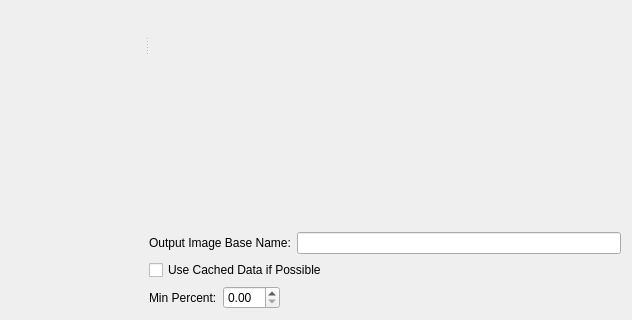
Qt form git_stats_plate_gen/gui/ui/main_dialog.ui (DiPaolo/git-stats-plate-gen) before a commit; both pictures show x 344 to 976 and y 231 to 551 of the 976 by 551 pixel window.
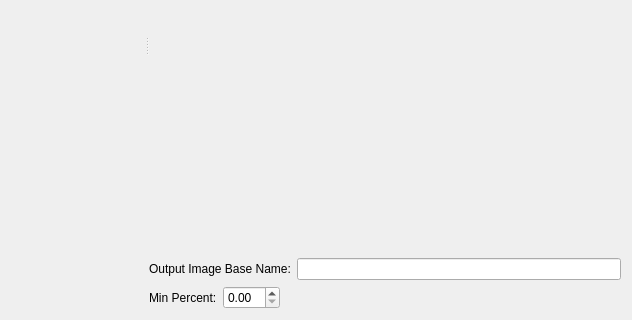
The same form after that commit. Custom widgets are drawn as their Qt base class.

Commit message: use cache in GUI + print time when stats was generated

Diff of the .ui file:
```diff
--- a/git_stats_plate_gen/gui/ui/main_dialog.ui
+++ b/git_stats_plate_gen/gui/ui/main_dialog.ui
@@ -133,7 +133,7 @@
       </layout>
      </widget>
      <widget class="QWidget" name="layoutWidget">
-      <layout class="QVBoxLayout" name="verticalLayout_2" stretch="1,0,0,0">
+      <layout class="QVBoxLayout" name="verticalLayout_2" stretch="1,0,0">
        <item>
         <widget class="PreviewWidget" name="preview" native="true"/>
        </item>
@@ -151,30 +151,6 @@
          </item>
         </layout>
        </item>
-       <item>
-        <layout class="QHBoxLayout" name="horizontalLayout_4">
-         <item>
-          <widget class="QCheckBox" name="use_cache">
-           <property name="text">
-            <string>Use Cached Data if Possible</string>
-           </property>
-          </widget>
-         </item>
-         <item>
-          <spacer name="horizontalSpacer">
-           <property name="orientation">
-            <enum>Qt::Horizontal</enum>
-           </property>
-           <property name="sizeHint" stdset="0">
-            <size>
-             <width>40</width>
-             <height>20</height>
-            </size>
-           </property>
-          </spacer>
-         </item>
-        </layout>
-       </item>
        <item>
         <layout class="QHBoxLayout" name="horizontalLayout_5">
          <item>
```
The commit also changes 8 other files.
